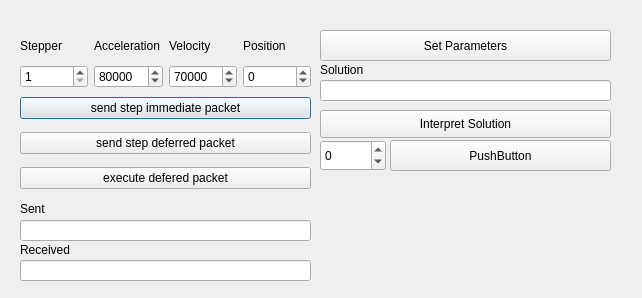
First picture: the form in Cube_display/dialog.ui, repository Hzhang11/SeniorDesign, before the edit.
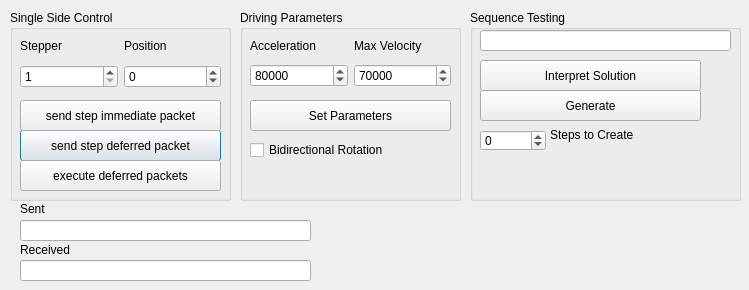
Second picture: the form after the edit.

Commit message: Fixes to e-stop signal reading. Additional changes to debugging UI (for togglable side rotations)

Diff of the .ui file:
```diff
--- a/Cube_display/dialog.ui
+++ b/Cube_display/dialog.ui
@@ -6,8 +6,8 @@
    <rect>
     <x>0</x>
     <y>0</y>
-    <width>642</width>
-    <height>298</height>
+    <width>749</width>
+    <height>290</height>
    </rect>
   </property>
   <property name="windowTitle">
@@ -36,52 +36,6 @@
     </rect>
    </property>
   </widget>
-  <widget class="QLabel" name="label_7">
-   <property name="geometry">
-    <rect>
-     <x>320</x>
-     <y>60</y>
-     <width>66</width>
-     <height>20</height>
-    </rect>
-   </property>
-   <property name="text">
-    <string>Solution</string>
-   </property>
-  </widget>
-  <widget class="QWidget" name="layoutWidget">
-   <property name="geometry">
-    <rect>
-     <x>20</x>
-     <y>90</y>
-     <width>291</width>
-     <height>107</height>
-    </rect>
-   </property>
-   <layout class="QVBoxLayout" name="verticalLayout">
-    <item>
-     <widget class="QPushButton" name="pushButtonStepImm">
-      <property name="text">
-       <string>send step immediate packet</string>
-      </property>
-     </widget>
-    </item>
-    <item>
-     <widget class="QPushButton" name="pushButtonStepDefer">
-      <property name="text">
-       <string>send step deferred packet</string>
-      </property>
-     </widget>
-    </item>
-    <item>
-     <widget class="QPushButton" name="pushButtonExeDef">
-      <property name="text">
-       <string>execute defered packet</string>
-      </property>
-     </widget>
-    </item>
-   </layout>
-  </widget>
   <widget class="QLabel" name="label_5">
    <property name="geometry">
     <rect>
@@ -95,38 +49,37 @@
     <string>Sent</string>
    </property>
   </widget>
-  <widget class="QLineEdit" name="lineEditSolution">
+  <widget class="QLabel" name="label_6">
    <property name="geometry">
     <rect>
-     <x>320</x>
-     <y>80</y>
-     <width>291</width>
-     <height>21</height>
-    </rect>
-   </property>
-   <property name="readOnly">
-    <bool>false</bool>
-   </property>
-  </widget>
-  <widget class="QPushButton" name="pushButtonInterSolution">
-   <property name="geometry">
-    <rect>
-     <x>320</x>
-     <y>110</y>
-     <width>291</width>
-     <height>28</height>
+     <x>20</x>
+     <y>240</y>
+     <width>66</width>
+     <height>20</height>
     </rect>
    </property>
    <property name="text">
-    <string>Interpret Solution</string>
+    <string>Received</string>
    </property>
   </widget>
+  <widget class="QGroupBox" name="groupBox">
+   <property name="geometry">
+    <rect>
+     <x>10</x>
+     <y>10</y>
+     <width>221</width>
+     <height>191</height>
+    </rect>
+   </property>
+   <property name="title">
+    <string>Single Side Control</string>
+   </property>
   <widget class="QWidget" name="layoutWidget_2">
    <property name="geometry">
     <rect>
-     <x>20</x>
-     <y>60</y>
-     <width>291</width>
+      <x>10</x>
+      <y>50</y>
+      <width>201</width>
      <height>33</height>
     </rect>
    </property>
@@ -141,26 +94,6 @@
       </property>
      </widget>
     </item>
-    <item>
-     <widget class="QSpinBox" name="spinBoxAccel">
-      <property name="maximum">
-       <number>200000</number>
-      </property>
-      <property name="value">
-       <number>80000</number>
-      </property>
-     </widget>
-    </item>
-    <item>
-     <widget class="QSpinBox" name="spinBoxVelo">
-      <property name="maximum">
-       <number>200000</number>
-      </property>
-      <property name="value">
-       <number>70000</number>
-      </property>
-     </widget>
-    </item>
     <item>
      <widget class="QSpinBox" name="spinBoxPos">
       <property name="minimum">
@@ -173,25 +106,51 @@
     </item>
    </layout>
   </widget>
-  <widget class="QLabel" name="label_6">
+   <widget class="QPushButton" name="pushButtonStepDefer">
    <property name="geometry">
     <rect>
-     <x>20</x>
-     <y>240</y>
-     <width>66</width>
-     <height>20</height>
+      <x>10</x>
+      <y>120</y>
+      <width>201</width>
+      <height>31</height>
     </rect>
    </property>
    <property name="text">
-    <string>Received</string>
+     <string>send step deferred packet</string>
+    </property>
+   </widget>
+   <widget class="QPushButton" name="pushButtonStepImm">
+    <property name="geometry">
+     <rect>
+      <x>10</x>
+      <y>90</y>
+      <width>201</width>
+      <height>31</height>
+     </rect>
+    </property>
+    <property name="text">
+     <string>send step immediate packet</string>
+    </property>
+   </widget>
+   <widget class="QPushButton" name="pushButtonExeDef">
+    <property name="geometry">
+     <rect>
+      <x>10</x>
+      <y>150</y>
+      <width>201</width>
+      <height>31</height>
+     </rect>
+    </property>
+    <property name="text">
+     <string>execute deferred packets</string>
    </property>
   </widget>
   <widget class="QWidget" name="layoutWidget_3">
    <property name="geometry">
     <rect>
-     <x>20</x>
-     <y>30</y>
-     <width>291</width>
+      <x>10</x>
+      <y>20</y>
+      <width>201</width>
      <height>31</height>
     </rect>
    </property>
@@ -204,6 +163,38 @@
      </widget>
     </item>
     <item>
+      <widget class="QLabel" name="label_4">
+       <property name="text">
+        <string>Position</string>
+       </property>
+      </widget>
+     </item>
+    </layout>
+   </widget>
+  </widget>
+  <widget class="QGroupBox" name="groupBox_3">
+   <property name="geometry">
+    <rect>
+     <x>240</x>
+     <y>10</y>
+     <width>221</width>
+     <height>191</height>
+    </rect>
+   </property>
+   <property name="title">
+    <string>Driving Parameters</string>
+   </property>
+   <widget class="QWidget" name="layoutWidget_5">
+    <property name="geometry">
+     <rect>
+      <x>10</x>
+      <y>20</y>
+      <width>201</width>
+      <height>31</height>
+     </rect>
+    </property>
+    <layout class="QHBoxLayout" name="horizontalLayout_4">
+     <item>
      <widget class="QLabel" name="label_3">
       <property name="text">
        <string>Acceleration</string>
@@ -213,14 +204,39 @@
     <item>
      <widget class="QLabel" name="label_2">
       <property name="text">
-       <string>Velocity</string>
+        <string>Max Velocity</string>
       </property>
      </widget>
     </item>
+    </layout>
+   </widget>
+   <widget class="QWidget" name="layoutWidget_4">
+    <property name="geometry">
+     <rect>
+      <x>10</x>
+      <y>50</y>
+      <width>201</width>
+      <height>31</height>
+     </rect>
+    </property>
+    <layout class="QHBoxLayout" name="horizontalLayout_3">
     <item>
-     <widget class="QLabel" name="label_4">
-      <property name="text">
-       <string>Position</string>
+      <widget class="QSpinBox" name="spinBoxAccel">
+       <property name="maximum">
+        <number>200000</number>
+       </property>
+       <property name="value">
+        <number>80000</number>
+       </property>
+      </widget>
+     </item>
+     <item>
+      <widget class="QSpinBox" name="spinBoxVelo">
+       <property name="maximum">
+        <number>200000</number>
+       </property>
+       <property name="value">
+        <number>70000</number>
       </property>
      </widget>
     </item>
@@ -229,9 +245,9 @@
   <widget class="QPushButton" name="pushButtonSetParam">
    <property name="geometry">
     <rect>
-     <x>320</x>
-     <y>30</y>
-     <width>291</width>
+      <x>10</x>
+      <y>90</y>
+      <width>201</width>
      <height>31</height>
     </rect>
    </property>
@@ -239,26 +255,78 @@
     <string>Set Parameters</string>
    </property>
   </widget>
-  <widget class="QPushButton" name="pushButton">
+   <widget class="QCheckBox" name="checkBoxBiDirectionalMode">
    <property name="geometry">
     <rect>
-     <x>390</x>
-     <y>140</y>
+      <x>10</x>
+      <y>130</y>
+      <width>151</width>
+      <height>20</height>
+     </rect>
+    </property>
+    <property name="text">
+     <string>Bidirectional Rotation</string>
+    </property>
+   </widget>
+  </widget>
+  <widget class="QGroupBox" name="groupBox_4">
+   <property name="geometry">
+    <rect>
+     <x>470</x>
+     <y>10</y>
+     <width>271</width>
+     <height>191</height>
+    </rect>
+   </property>
+   <property name="title">
+    <string>Sequence Testing</string>
+   </property>
+   <widget class="QPushButton" name="pushButtonInterSolution">
+    <property name="geometry">
+     <rect>
+      <x>10</x>
+      <y>50</y>
      <width>221</width>
      <height>31</height>
     </rect>
    </property>
    <property name="text">
-    <string>PushButton</string>
-   </property>
-  </widget>
-  <widget class="QSpinBox" name="spinBoxPos_2">
+     <string>Interpret Solution</string>
+    </property>
+   </widget>
+   <widget class="QLineEdit" name="lineEditSolution">
    <property name="geometry">
     <rect>
-     <x>320</x>
-     <y>140</y>
+      <x>10</x>
+      <y>20</y>
+      <width>251</width>
+      <height>21</height>
+     </rect>
+    </property>
+    <property name="readOnly">
+     <bool>false</bool>
+    </property>
+   </widget>
+   <widget class="QPushButton" name="pushButtonRandSol">
+    <property name="geometry">
+     <rect>
+      <x>10</x>
+      <y>80</y>
+      <width>221</width>
+      <height>31</height>
+     </rect>
+    </property>
+    <property name="text">
+     <string>Generate</string>
+    </property>
+   </widget>
+   <widget class="QSpinBox" name="spinBoxRandSteps">
+    <property name="geometry">
+     <rect>
+      <x>10</x>
+      <y>120</y>
      <width>66</width>
-     <height>31</height>
+      <height>21</height>
     </rect>
    </property>
    <property name="minimum">
@@ -268,6 +336,27 @@
     <number>100</number>
    </property>
   </widget>
+   <widget class="QLabel" name="label_9">
+    <property name="geometry">
+     <rect>
+      <x>80</x>
+      <y>110</y>
+      <width>96</width>
+      <height>29</height>
+     </rect>
+    </property>
+    <property name="text">
+     <string>Steps to Create</string>
+    </property>
+   </widget>
+  </widget>
+  <zorder>groupBox_3</zorder>
+  <zorder>groupBox</zorder>
+  <zorder>lineEdit</zorder>
+  <zorder>lineEditReceived</zorder>
+  <zorder>label_5</zorder>
+  <zorder>label_6</zorder>
+  <zorder>groupBox_4</zorder>
  </widget>
  <resources/>
  <connections/>
```
Lines whose indentation alone changed are shown as unchanged. The commit also changes 7 other files.
